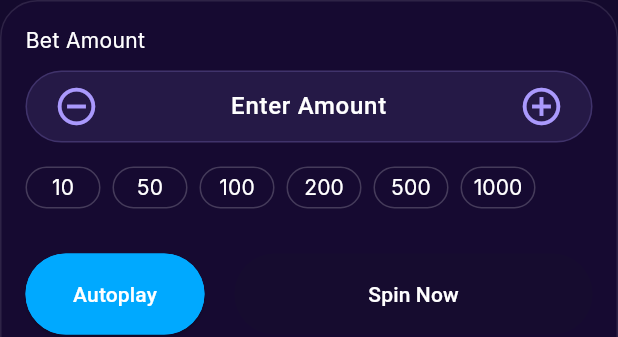
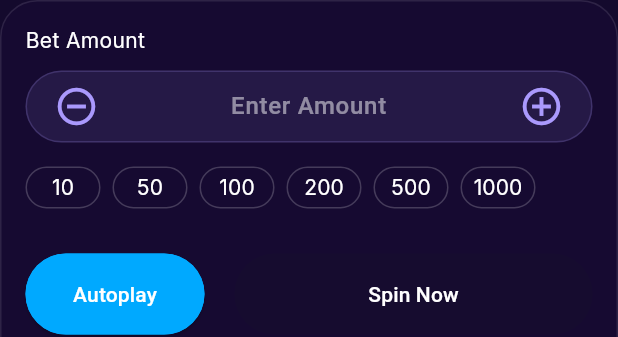
Before and after one commit to afnas-sys/wintek, a Flutter app: the SpinBetButton widget shown alone on an empty page, opened directly, on a phone screen of 412 x 824 dp. Shown: the top 337 px of the screen. Run offline on Flutter 3.47's test engine with Material 3 defaults, Android fonts, the phone set to English and light mode, and no system bars; our stand-ins replace another_flushbar, carousel_slider, custom_sliding_segmented_control, dio, dotted_line, firebase_auth and 13 more; missing offline and left inert: flutter_upi_india; accounts and stored records are empty; network calls fail; project files that could hold a hidden picture were left out.

Commit message:
completed figma ui of spinToWin- v2

```diff
--- a/lib/features/game/crash/providers/crash_game_provider.dart
+++ b/lib/features/game/crash/providers/crash_game_provider.dart
@@ -70,7 +70,7 @@ class CrashGameNotifier extends StateNotifier<CrashGameState> {
 
   void _startGame() {
     // Generate random crash multiplier between 1.1 and 10.0
-    final crashMultiplier = 1.1 + Random().nextDouble() * 8.9;
+    final crashMultiplier = 1.1 + Random().nextDouble() * 15.9;
 
     state = state.copyWith(
       state: GameState.running,
--- a/lib/features/game/spin_to_win/screens/spin_to_win_screen.dart
+++ b/lib/features/game/spin_to_win/screens/spin_to_win_screen.dart
@@ -24,13 +24,14 @@ class _SpinToWinScreenState extends State<SpinToWinScreen> {
       body: SafeArea(
         child: SingleChildScrollView(
           child: Column(
-            spacing: 16,
+            spacing: 10,
             children: [
               Padding(
                 padding: const EdgeInsets.only(left: 16, right: 16, top: 16),
                 child: WalletContainer(),
               ),
               Container(
+                height: 294,
                 padding: const EdgeInsets.symmetric(horizontal: 16),
                 decoration: BoxDecoration(
                   image: const DecorationImage(
@@ -38,7 +39,7 @@ class _SpinToWinScreenState extends State<SpinToWinScreen> {
                     fit: BoxFit.contain,
                   ),
                 ),
-                child: SpinToWinGame(key: _slotKey),
+                child: Center(child: SpinToWinGame(key: _slotKey)),
               ),
               Padding(
                 padding: const EdgeInsets.symmetric(horizontal: 16),
--- a/lib/features/game/spin_to_win/widgets/spin_bet_button.dart
+++ b/lib/features/game/spin_to_win/widgets/spin_bet_button.dart
@@ -35,7 +35,41 @@ class _SpinBetButtonState extends State<SpinBetButton> {
             style: Theme.of(context).textTheme.spinBodyMediumPrimary,
           ),
 
-          SizedBox(
+          _betAmountTextFieldWidget(),
+
+          Row(
+            mainAxisAlignment: MainAxisAlignment.start,
+            children: [
+              _betAmountButtonWidget(context, '10'),
+              const SizedBox(width: 8),
+              _betAmountButtonWidget(context, '50'),
+              const SizedBox(width: 8),
+              _betAmountButtonWidget(context, '100'),
+              const SizedBox(width: 8),
+              _betAmountButtonWidget(context, '200'),
+              const SizedBox(width: 8),
+              _betAmountButtonWidget(context, '500'),
+              const SizedBox(width: 8),
+              _betAmountButtonWidget(context, '1000'),
+            ],
+          ),
+          SizedBox(height: 10),
+
+          Row(
+            children: [
+              Expanded(flex: 1, child: _autoPlayButtonWidget()),
+              const SizedBox(width: 20),
+              Expanded(flex: 2, child: _spinButtonWidget()),
+            ],
+          ),
+        ],
+      ),
+    );
+  }
+
+  //! Bet Amount TextField Widget
+  Widget _betAmountTextFieldWidget() {
+    return SizedBox(
       height: 54,
       child: TextField(
         showCursor: true,
@@ -43,9 +77,7 @@ class _SpinBetButtonState extends State<SpinBetButton> {
         cursorHeight: 18,
         enableInteractiveSelection: false,
         controller: betAmountController,
-              keyboardType: const TextInputType.numberWithOptions(
-                decimal: true,
-              ),
+        keyboardType: const TextInputType.numberWithOptions(decimal: true),
         textAlign: TextAlign.center,
         style: Theme.of(context).textTheme.spinBodyTitleSmall,
         decoration: InputDecoration(
@@ -54,20 +86,15 @@ class _SpinBetButtonState extends State<SpinBetButton> {
           filled: true,
           fillColor: AppColors.spinToWinFifthColor,
           hintText: 'Enter Amount',
-                hintStyle: Theme.of(context).textTheme.spinBodyTitleSmall,
-                border: OutlineInputBorder(
-                  borderRadius: BorderRadius.circular(50),
-                ),
+          hintStyle: Theme.of(context).textTheme.spinBodyTitleSmallTertiary,
+          border: OutlineInputBorder(borderRadius: BorderRadius.circular(50)),
           enabledBorder: OutlineInputBorder(
             borderRadius: BorderRadius.circular(50),
             borderSide: BorderSide(color: AppColors.spinSixthColor),
           ),
           focusedBorder: OutlineInputBorder(
             borderRadius: BorderRadius.circular(50),
-                  borderSide: BorderSide(
-                    color: AppColors.spinSixthColor,
-                    width: 2,
-                  ),
+            borderSide: BorderSide(color: AppColors.spinSixthColor, width: 2),
           ),
 
           suffixIconConstraints: const BoxConstraints(
@@ -127,90 +154,11 @@ class _SpinBetButtonState extends State<SpinBetButton> {
           ),
         ),
       ),
-          ),
-
-          Row(
-            mainAxisAlignment: MainAxisAlignment.start,
-            children: [
-              _autoPlayButton(context, '10'),
-              const SizedBox(width: 8),
-              _autoPlayButton(context, '50'),
-              const SizedBox(width: 8),
-              _autoPlayButton(context, '100'),
-              const SizedBox(width: 8),
-              _autoPlayButton(context, '200'),
-              const SizedBox(width: 8),
-              _autoPlayButton(context, '500'),
-              const SizedBox(width: 8),
-              _autoPlayButton(context, '1000'),
-            ],
-          ),
-          SizedBox(height: 10),
-
-          Row(
-            children: [
-              Expanded(
-                flex: 1,
-                child: SizedBox(
-                  height: 54,
-                  child: ElevatedButton(
-                    style: ElevatedButton.styleFrom(
-                      backgroundColor: AppColors.spinToWinSeventhColor,
-                      shape: RoundedRectangleBorder(
-                        borderRadius: BorderRadius.circular(40),
-                        side: BorderSide(
-                          color: AppColors.spinToWinSeventhColor,
-                          width: 1,
-                        ),
-                      ),
-                    ),
-                    onPressed: () async {
-                      await showDialog(
-                        context: context,
-                        builder: (BuildContext context) {
-                          return SpinToWinAutoPlay();
-                        },
-                      );
-                    },
-                    child: Text(
-                      'Autoplay',
-                      style: Theme.of(
-                        context,
-                      ).textTheme.spinBodyMediumSecondary,
-                    ),
-                  ),
-                ),
-              ),
-              const SizedBox(width: 20),
-              Expanded(
-                flex: 2,
-                child: SizedBox(
-                  height: 54,
-                  child: ElevatedButton(
-                    style: ElevatedButton.styleFrom(
-                      backgroundColor: AppColors.spinToWinFifteenthColor,
-                      shape: RoundedRectangleBorder(
-                        borderRadius: BorderRadius.circular(40),
-                      ),
-                    ),
-                    onPressed: widget.onSpin,
-                    child: Text(
-                      'Spin Now',
-                      style: Theme.of(
-                        context,
-                      ).textTheme.spinBodyMediumSecondary,
-                    ),
-                  ),
-                ),
-              ),
-            ],
-          ),
-        ],
-      ),
     );
   }
 
-  Widget _autoPlayButton(BuildContext context, String label) {
+  //! Bet Amount Button Widget
+  Widget _betAmountButtonWidget(BuildContext context, String label) {
     return CustomElevatedButton(
       onPressed: () {
         setState(() {
@@ -232,4 +180,52 @@ class _SpinBetButtonState extends State<SpinBetButton> {
       ),
     );
   }
+
+  //! Auto Play Button Widget
+  Widget _autoPlayButtonWidget() {
+    return SizedBox(
+      height: 54,
+      child: ElevatedButton(
+        style: ElevatedButton.styleFrom(
+          backgroundColor: AppColors.spinToWinSeventhColor,
+          shape: RoundedRectangleBorder(
+            borderRadius: BorderRadius.circular(40),
+            side: BorderSide(color: AppColors.spinToWinSeventhColor, width: 1),
+          ),
+        ),
+        onPressed: () async {
+          await showDialog(
+            context: context,
+            builder: (BuildContext context) {
+              return SpinToWinAutoPlay();
+            },
+          );
+        },
+        child: Text(
+          'Autoplay',
+          style: Theme.of(context).textTheme.spinBodyMediumSecondary,
+        ),
+      ),
+    );
   }
+
+  //! Spin Button Widget
+  Widget _spinButtonWidget() {
+    return SizedBox(
+      height: 54,
+      child: ElevatedButton(
+        style: ElevatedButton.styleFrom(
+          backgroundColor: AppColors.spinToWinFifteenthColor,
+          shape: RoundedRectangleBorder(
+            borderRadius: BorderRadius.circular(40),
+          ),
+        ),
+        onPressed: widget.onSpin,
+        child: Text(
+          'Spin Now',
+          style: Theme.of(context).textTheme.spinBodyMediumSecondary,
+        ),
+      ),
+    );
+  }
+}
--- a/lib/features/home/widgets/custom_home_appbar.dart
+++ b/lib/features/home/widgets/custom_home_appbar.dart
@@ -84,7 +84,6 @@ class _CustomHomeAppbarState extends ConsumerState<CustomHomeAppbar> {
                     Container(
                       height: 28,
                       padding: const EdgeInsets.symmetric(horizontal: 10),
-
                       decoration: BoxDecoration(
                         gradient: LinearGradient(
                           colors: [
```
Also changed, not shown: lib/core/theme/theme.dart (+6 -1 lines), lib/features/game/spin_to_win/widgets/spin_history.dart (+35 -0 lines). Lines whose indentation alone changed are shown as unchanged.
